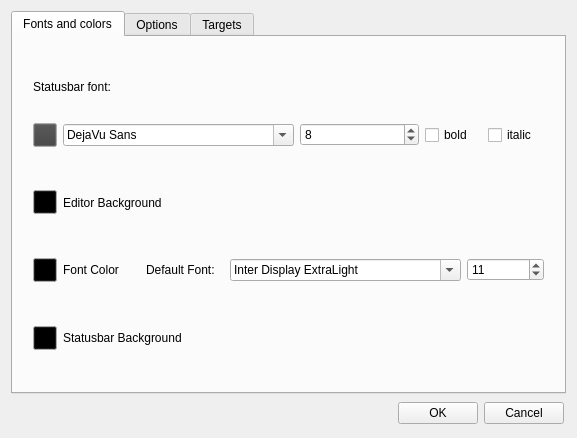
Above: ui/optionsdialog.ui from ShadowIce/textroom before the change. Below: the same form after it.
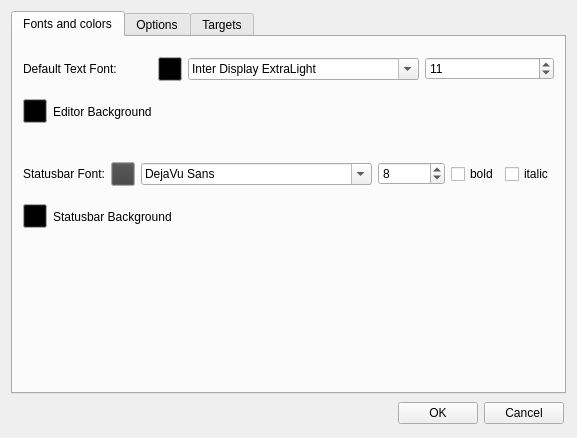
That is the form after the change.

What changed in the file:
```diff
--- a/ui/optionsdialog.ui
+++ b/ui/optionsdialog.ui
@@ -62,41 +62,132 @@
        <property name="currentIndex" >
         <number>0</number>
        </property>
-       <widget class="QWidget" name="tab" >
-        <property name="geometry" >
-         <rect>
-          <x>0</x>
-          <y>0</y>
-          <width>553</width>
-          <height>354</height>
-         </rect>
-        </property>
-        <attribute name="title" >
+       <widget class="QWidget" name="tab">
+        <attribute name="title">
          <string>Fonts and colors</string>
         </attribute>
-        <widget class="QWidget" name="layoutWidget" >
-         <property name="geometry" >
+        <widget class="QWidget" name="layoutWidget_1">
+         <property name="geometry">
           <rect>
-           <x>20</x>
+           <x>10</x>
            <y>20</y>
-           <width>511</width>
-           <height>311</height>
+           <width>531</width>
+           <height>180</height>
           </rect>
          </property>
          <layout class="QVBoxLayout" >
           <item>
-           <widget class="QLabel" name="statusbarFontLabel" >
-            <property name="text" >
-             <string>Statusbar font:</string>
+           <layout class="QHBoxLayout">
+            <item>
+             <widget class="QLabel" name="label_10">
+              <property name="text">
+               <string>Default Text Font:</string>
+              </property>
+             </widget>
+            </item>
+            <item>
+             <widget class="QPushButton" name="pbFontColor">
+              <property name="sizePolicy">
+               <sizepolicy hsizetype="Fixed" vsizetype="Fixed">
+                <horstretch>0</horstretch>
+                <verstretch>0</verstretch>
+               </sizepolicy>
+              </property>
+              <property name="minimumSize">
+               <size>
+                <width>24</width>
+                <height>24</height>
+               </size>
+              </property>
+              <property name="maximumSize">
+               <size>
+                <width>24</width>
+                <height>24</height>
+               </size>
+              </property>
+              <property name="palette">
+               <palette>
+                <active>
+                 <colorrole role="Button">
+                  <brush brushstyle="SolidPattern">
+                   <color alpha="255">
+                    <red>0</red>
+                    <green>0</green>
+                    <blue>0</blue>
+                   </color>
+                  </brush>
+                 </colorrole>
+                </active>
+                <inactive>
+                 <colorrole role="Button">
+                  <brush brushstyle="SolidPattern">
+                   <color alpha="255">
+                    <red>0</red>
+                    <green>0</green>
+                    <blue>0</blue>
+                   </color>
+                  </brush>
+                 </colorrole>
+                </inactive>
+                <disabled>
+                 <colorrole role="Button">
+                  <brush brushstyle="SolidPattern">
+                   <color alpha="255">
+                    <red>0</red>
+                    <green>0</green>
+                    <blue>0</blue>
+                   </color>
+                  </brush>
+                 </colorrole>
+                </disabled>
+               </palette>
+              </property>
+              <property name="toolTip">
+               <string>Editor background color</string>
+              </property>
+              <property name="text">
+               <string/>
+              </property>
+             </widget>
+            </item>
+            <item>
+             <widget class="QFontComboBox" name="fontComboBox">
+              <property name="currentIndex">
+               <number>26</number>
+              </property>
+             </widget>
+            </item>
+            <item>
+             <widget class="QSpinBox" name="fontSizeSpinBox">
+              <property name="value">
+               <number>11</number>
+              </property>
+             </widget>
+            </item>
+           </layout>
+          </item>
+          <item>
+           <spacer>
+            <property name="orientation">
+             <enum>Qt::Vertical</enum>
             </property>
-           </widget>
+            <property name="sizeType">
+             <enum>QSizePolicy::Fixed</enum>
+            </property>
+            <property name="sizeHint" stdset="0">
+             <size>
+              <width>413</width>
+              <height>4</height>
+             </size>
+            </property>
+           </spacer>
           </item>
           <item>
-           <layout class="QHBoxLayout" >
+           <layout class="QHBoxLayout">
             <item>
-             <widget class="QPushButton" name="pbStatusBarColor" >
-              <property name="sizePolicy" >
-               <sizepolicy vsizetype="Fixed" hsizetype="Fixed" >
+             <widget class="QPushButton" name="pbEditorBackColor">
+              <property name="sizePolicy">
+               <sizepolicy hsizetype="Fixed" vsizetype="Fixed">
                 <horstretch>0</horstretch>
                 <verstretch>0</verstretch>
                </sizepolicy>
@@ -116,9 +207,108 @@
               <property name="palette" >
                <palette>
                 <active>
-                 <colorrole role="Button" >
-                  <brush brushstyle="SolidPattern" >
-                   <color alpha="255" >
+                 <colorrole role="Button">
+                  <brush brushstyle="SolidPattern">
+                   <color alpha="255">
+                    <red>0</red>
+                    <green>0</green>
+                    <blue>0</blue>
+                   </color>
+                  </brush>
+                 </colorrole>
+                </active>
+                <inactive>
+                 <colorrole role="Button">
+                  <brush brushstyle="SolidPattern">
+                   <color alpha="255">
+                    <red>0</red>
+                    <green>0</green>
+                    <blue>0</blue>
+                   </color>
+                  </brush>
+                 </colorrole>
+                </inactive>
+                <disabled>
+                 <colorrole role="Button">
+                  <brush brushstyle="SolidPattern">
+                   <color alpha="255">
+                    <red>0</red>
+                    <green>0</green>
+                    <blue>0</blue>
+                   </color>
+                  </brush>
+                 </colorrole>
+                </disabled>
+               </palette>
+              </property>
+              <property name="toolTip">
+               <string>Editor background color</string>
+              </property>
+              <property name="text">
+               <string/>
+              </property>
+             </widget>
+            </item>
+            <item>
+             <widget class="QLabel" name="label_11">
+              <property name="text">
+               <string>Editor Background</string>
+              </property>
+             </widget>
+            </item>
+           </layout>
+          </item>
+          <item>
+           <spacer>
+            <property name="orientation">
+             <enum>Qt::Vertical</enum>
+            </property>
+            <property name="sizeType">
+             <enum>QSizePolicy::Fixed</enum>
+            </property>
+            <property name="sizeHint" stdset="0">
+             <size>
+              <width>413</width>
+              <height>24</height>
+             </size>
+            </property>
+           </spacer>
+          </item>
+          <item>
+           <layout class="QHBoxLayout">
+            <item>
+             <widget class="QLabel" name="statusbarFontLabel">
+              <property name="text">
+               <string>Statusbar Font:</string>
+              </property>
+             </widget>
+            </item>
+            <item>
+             <widget class="QPushButton" name="pbStatusBarColor">
+              <property name="sizePolicy">
+               <sizepolicy hsizetype="Fixed" vsizetype="Fixed">
+                <horstretch>0</horstretch>
+                <verstretch>0</verstretch>
+               </sizepolicy>
+              </property>
+              <property name="minimumSize">
+               <size>
+                <width>24</width>
+                <height>24</height>
+               </size>
+              </property>
+              <property name="maximumSize">
+               <size>
+                <width>24</width>
+                <height>24</height>
+               </size>
+              </property>
+              <property name="palette">
+               <palette>
+                <active>
+                 <colorrole role="Button">
+                  <brush brushstyle="SolidPattern">
+                   <color alpha="255">
                     <red>64</red>
                     <green>64</green>
                     <blue>64</blue>
@@ -159,8 +349,8 @@
              </widget>
             </item>
             <item>
-             <widget class="QFontComboBox" name="statusbarFontComboBox" >
-              <property name="currentFont" >
+             <widget class="QFontComboBox" name="statusbarFontComboBox">
+              <property name="currentFont">
                <font>
                 <family>DejaVu Sans</family>
                </font>
@@ -168,24 +358,24 @@
              </widget>
             </item>
             <item>
-             <widget class="QSpinBox" name="statusbarSpinBox" >
-              <property name="value" >
+             <widget class="QSpinBox" name="statusbarSpinBox">
+              <property name="value">
                <number>8</number>
               </property>
              </widget>
             </item>
             <item>
-             <layout class="QHBoxLayout" >
+             <layout class="QHBoxLayout">
               <item>
-               <widget class="QCheckBox" name="statusbarBoldCheckBox" >
-                <property name="text" >
+               <widget class="QCheckBox" name="statusbarBoldCheckBox">
+                <property name="text">
                  <string>bold</string>
                 </property>
                </widget>
               </item>
               <item>
-               <widget class="QCheckBox" name="statusbarItalicCheckBox" >
-                <property name="text" >
+               <widget class="QCheckBox" name="statusbarItalicCheckBox">
+                <property name="text">
                  <string>italic</string>
                 </property>
                </widget>
@@ -202,10 +392,10 @@
             <property name="sizeType" >
              <enum>QSizePolicy::Fixed</enum>
             </property>
-            <property name="sizeHint" stdset="0" >
+            <property name="sizeHint" stdset="0">
              <size>
               <width>413</width>
-              <height>20</height>
+              <height>4</height>
              </size>
             </property>
            </spacer>
@@ -213,9 +403,9 @@
           <item>
            <layout class="QHBoxLayout" >
             <item>
-             <widget class="QPushButton" name="pbEditorBackColor" >
-              <property name="sizePolicy" >
-               <sizepolicy vsizetype="Fixed" hsizetype="Fixed" >
+             <widget class="QPushButton" name="pbStatusBarBgColor">
+              <property name="sizePolicy">
+               <sizepolicy hsizetype="Fixed" vsizetype="Fixed">
                 <horstretch>0</horstretch>
                 <verstretch>0</verstretch>
                </sizepolicy>
@@ -269,212 +459,7 @@
                 </disabled>
                </palette>
               </property>
-              <property name="toolTip" >
-               <string>Editor background color</string>
-              </property>
-              <property name="text" >
-               <string/>
-              </property>
-             </widget>
-            </item>
-            <item>
-             <widget class="QLabel" name="label" >
-              <property name="text" >
-               <string>Editor Background</string>
-              </property>
-             </widget>
-            </item>
-           </layout>
-          </item>
-          <item>
-           <spacer>
-            <property name="orientation" >
-             <enum>Qt::Vertical</enum>
-            </property>
-            <property name="sizeType" >
-             <enum>QSizePolicy::Fixed</enum>
-            </property>
-            <property name="sizeHint" stdset="0" >
-             <size>
-              <width>413</width>
-              <height>20</height>
-             </size>
-            </property>
-           </spacer>
-          </item>
-          <item>
-           <layout class="QHBoxLayout" >
-            <item>
-             <widget class="QPushButton" name="pbFontColor" >
-              <property name="sizePolicy" >
-               <sizepolicy vsizetype="Fixed" hsizetype="Fixed" >
-                <horstretch>0</horstretch>
-                <verstretch>0</verstretch>
-               </sizepolicy>
-              </property>
-              <property name="minimumSize" >
-               <size>
-                <width>24</width>
-                <height>24</height>
-               </size>
-              </property>
-              <property name="maximumSize" >
-               <size>
-                <width>24</width>
-                <height>24</height>
-               </size>
-              </property>
-              <property name="palette" >
-               <palette>
-                <active>
-                 <colorrole role="Button" >
-                  <brush brushstyle="SolidPattern" >
-                   <color alpha="255" >
-                    <red>0</red>
-                    <green>0</green>
-                    <blue>0</blue>
-                   </color>
-                  </brush>
-                 </colorrole>
-                </active>
-                <inactive>
-                 <colorrole role="Button" >
-                  <brush brushstyle="SolidPattern" >
-                   <color alpha="255" >
-                    <red>0</red>
-                    <green>0</green>
-                    <blue>0</blue>
-                   </color>
-                  </brush>
-                 </colorrole>
-                </inactive>
-                <disabled>
-                 <colorrole role="Button" >
-                  <brush brushstyle="SolidPattern" >
-                   <color alpha="255" >
-                    <red>0</red>
-                    <green>0</green>
-                    <blue>0</blue>
-                   </color>
-                  </brush>
-                 </colorrole>
-                </disabled>
-               </palette>
-              </property>
-              <property name="toolTip" >
-               <string>Editor background color</string>
-              </property>
-              <property name="text" >
-               <string/>
-              </property>
-             </widget>
-            </item>
-            <item>
-             <widget class="QLabel" name="label_9" >
-              <property name="text" >
-               <string>Font Color</string>
-              </property>
-             </widget>
-            </item>
-            <item>
-             <widget class="QLabel" name="label_10" >
-              <property name="text" >
-               <string>Default Font:</string>
-              </property>
-             </widget>
-            </item>
-            <item>
-             <widget class="QFontComboBox" name="fontComboBox" >
-              <property name="currentIndex" >
-               <number>26</number>
-              </property>
-             </widget>
-            </item>
-            <item>
-             <widget class="QSpinBox" name="fontSizeSpinBox" >
-              <property name="value" >
-               <number>11</number>
-              </property>
-             </widget>
-            </item>
-           </layout>
-          </item>
-          <item>
-           <spacer>
-            <property name="orientation" >
-             <enum>Qt::Vertical</enum>
-            </property>
-            <property name="sizeType" >
-             <enum>QSizePolicy::Fixed</enum>
-            </property>
-            <property name="sizeHint" stdset="0" >
-             <size>
-              <width>413</width>
-              <height>20</height>
-             </size>
-            </property>
-           </spacer>
-          </item>
-          <item>
-           <layout class="QHBoxLayout" >
-            <item>
-             <widget class="QPushButton" name="pbStatusBarBgColor" >
-              <property name="sizePolicy" >
-               <sizepolicy vsizetype="Fixed" hsizetype="Fixed" >
-                <horstretch>0</horstretch>
-                <verstretch>0</verstretch>
-               </sizepolicy>
-              </property>
-              <property name="minimumSize" >
-               <size>
-                <width>24</width>
-                <height>24</height>
-               </size>
-              </property>
-              <property name="maximumSize" >
-               <size>
-                <width>24</width>
-                <height>24</height>
-               </size>
-              </property>
-              <property name="palette" >
-               <palette>
-                <active>
-                 <colorrole role="Button" >
-                  <brush brushstyle="SolidPattern" >
-                   <color alpha="255" >
-                    <red>0</red>
-                    <green>0</green>
-                    <blue>0</blue>
-                   </color>
-                  </brush>
-                 </colorrole>
-                </active>
-                <inactive>
-                 <colorrole role="Button" >
-                  <brush brushstyle="SolidPattern" >
-                   <color alpha="255" >
-                    <red>0</red>
-                    <green>0</green>
-                    <blue>0</blue>
-                   </color>
-                  </brush>
-                 </colorrole>
-                </inactive>
-                <disabled>
-                 <colorrole role="Button" >
-                  <brush brushstyle="SolidPattern" >
-                   <color alpha="255" >
-                    <red>0</red>
-                    <green>0</green>
-                    <blue>0</blue>
-                   </color>
-                  </brush>
-                 </colorrole>
-                </disabled>
-               </palette>
-              </property>
-              <property name="toolTip" >
+              <property name="toolTip">
                <string>Statusbar Background color</string>
               </property>
               <property name="text" >
@@ -483,8 +468,8 @@
              </widget>
             </item>
             <item>
-             <widget class="QLabel" name="label" >
-              <property name="text" >
+             <widget class="QLabel" name="label">
+              <property name="text">
                <string>Statusbar Background</string>
               </property>
              </widget>
@@ -1033,8 +1018,8 @@
      </item>
     </layout>
    </item>
-   <item row="1" column="0" >
-    <layout class="QHBoxLayout" >
+   <item row="1" column="0">
+    <layout class="QHBoxLayout">
      <item>
       <spacer>
        <property name="orientation" >
```
Left out of the diff: 458 changed lines with no effect on the pictures.
